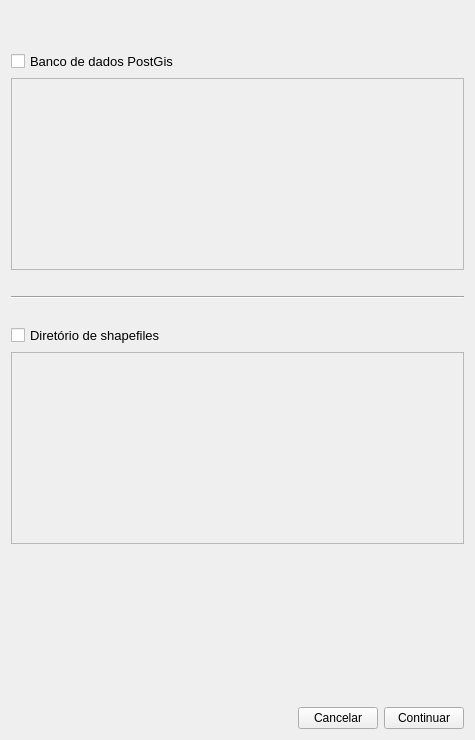
spuhub/prisma, file screens/select_databases.ui: the form before one commit.
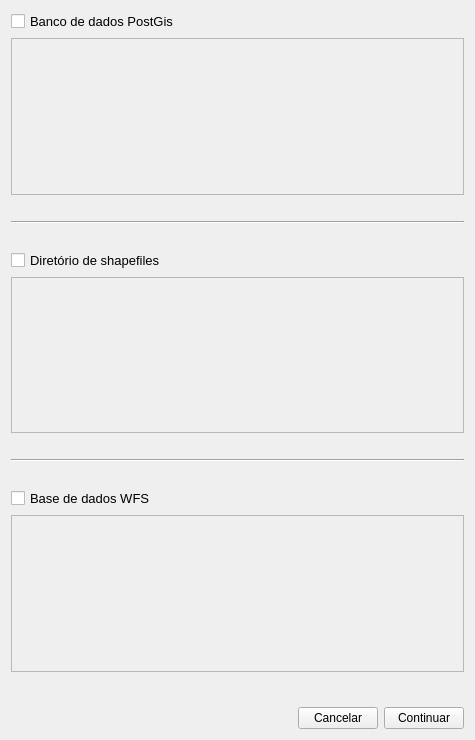
The form after the commit.

What changed in the file:
```diff
--- a/screens/select_databases.ui
+++ b/screens/select_databases.ui
@@ -13,35 +13,9 @@
   <property name="windowTitle">
    <string>Selecione as bases de dados</string>
   </property>
-  <layout class="QVBoxLayout" name="verticalLayout_2">
+  <layout class="QVBoxLayout" name="verticalLayout_4">
    <item>
     <layout class="QVBoxLayout" name="verticalLayout">
-     <item>
-      <spacer name="horizontalSpacer_5">
-       <property name="orientation">
-        <enum>Qt::Horizontal</enum>
-       </property>
-       <property name="sizeHint" stdset="0">
-        <size>
-         <width>40</width>
-         <height>20</height>
-        </size>
-       </property>
-      </spacer>
-     </item>
-     <item>
-      <spacer name="horizontalSpacer_3">
-       <property name="orientation">
-        <enum>Qt::Horizontal</enum>
-       </property>
-       <property name="sizeHint" stdset="0">
-        <size>
-         <width>40</width>
-         <height>20</height>
-        </size>
-       </property>
-      </spacer>
-     </item>
      <item>
       <widget class="QCheckBox" name="check_bd">
        <property name="font">
@@ -84,6 +58,10 @@
        </property>
       </widget>
      </item>
+    </layout>
+   </item>
+   <item>
+    <layout class="QVBoxLayout" name="verticalLayout_2">
      <item>
       <spacer name="horizontalSpacer">
        <property name="orientation">
@@ -109,8 +87,6 @@
        </property>
       </widget>
      </item>
-    </layout>
-   </item>
    <item>
     <widget class="QListWidget" name="list_shp">
      <property name="enabled">
@@ -135,6 +111,93 @@
       <bool>false</bool>
      </property>
     </widget>
+     </item>
+     <item>
+      <spacer name="horizontalSpacer_6">
+       <property name="orientation">
+        <enum>Qt::Horizontal</enum>
+       </property>
+       <property name="sizeHint" stdset="0">
+        <size>
+         <width>40</width>
+         <height>20</height>
+        </size>
+       </property>
+      </spacer>
+     </item>
+     <item>
+      <widget class="Line" name="line_2">
+       <property name="orientation">
+        <enum>Qt::Horizontal</enum>
+       </property>
+      </widget>
+     </item>
+    </layout>
+   </item>
+   <item>
+    <layout class="QVBoxLayout" name="verticalLayout_3">
+     <item>
+      <spacer name="horizontalSpacer_7">
+       <property name="orientation">
+        <enum>Qt::Horizontal</enum>
+       </property>
+       <property name="sizeHint" stdset="0">
+        <size>
+         <width>40</width>
+         <height>20</height>
+        </size>
+       </property>
+      </spacer>
+     </item>
+     <item>
+      <widget class="QCheckBox" name="check_wfs">
+       <property name="font">
+        <font>
+         <pointsize>10</pointsize>
+        </font>
+       </property>
+       <property name="text">
+        <string>Base de dados WFS</string>
+       </property>
+      </widget>
+     </item>
+     <item>
+      <widget class="QListWidget" name="list_wfs">
+       <property name="enabled">
+        <bool>false</bool>
+       </property>
+      </widget>
+     </item>
+     <item>
+      <spacer name="horizontalSpacer_3">
+       <property name="orientation">
+        <enum>Qt::Horizontal</enum>
+       </property>
+       <property name="sizeHint" stdset="0">
+        <size>
+         <width>40</width>
+         <height>20</height>
+        </size>
+       </property>
+      </spacer>
+     </item>
+     <item>
+      <layout class="QHBoxLayout" name="horizontalLayout"/>
+     </item>
+    </layout>
+   </item>
+   <item>
+    <spacer name="verticalSpacer">
+     <property name="orientation">
+      <enum>Qt::Vertical</enum>
+     </property>
+     <property name="sizeHint" stdset="0">
+      <size>
+       <width>20</width>
+       <height>40</height>
+      </size>
+     </property>
+    </spacer>
    </item>
    <item>
     <spacer name="verticalSpacer_2">
```
Lines whose indentation alone changed are shown as unchanged.
